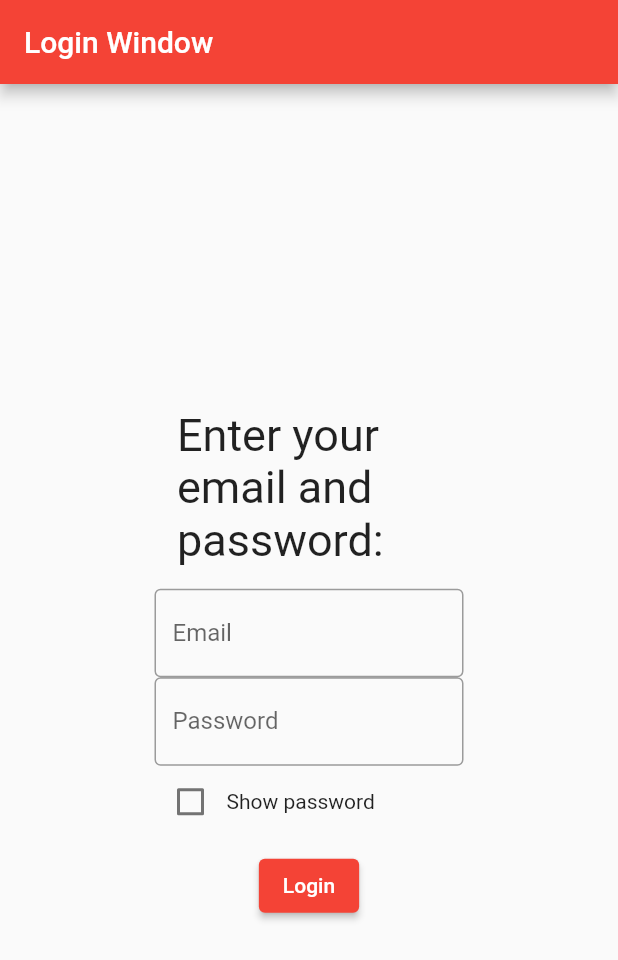
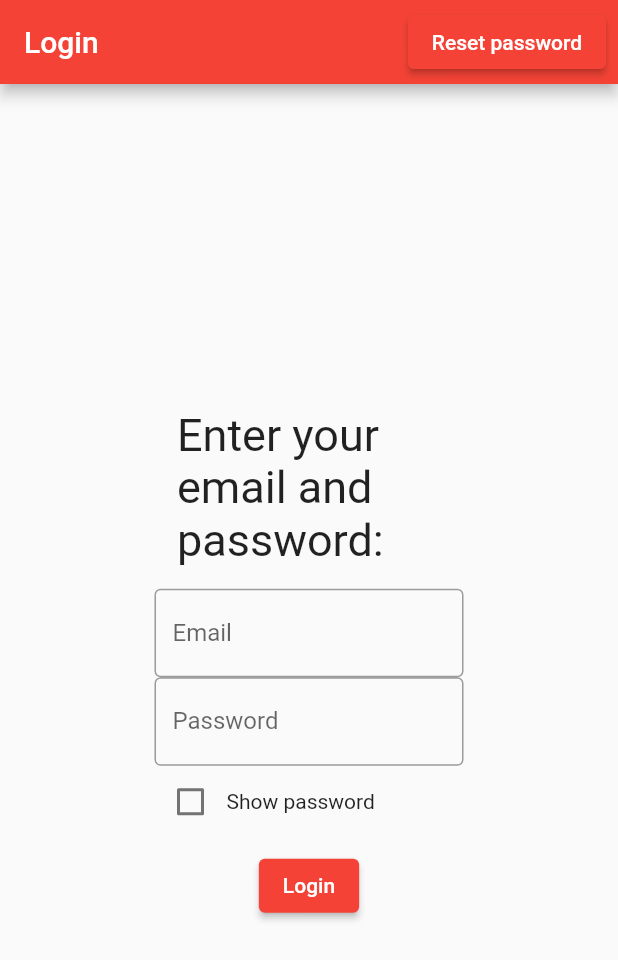
Before and after one commit to jonas-la/csce315_project3_13, a Flutter app: the screen it shows after launch, on a phone screen of 412 x 824 dp. Shown: the top 960 px of the screen. Run offline on Flutter 3.47's test engine with Material 2 defaults, Android fonts, the phone set to English and light mode, and no system bars; our stand-ins replace cloud_functions, firebase_auth, firebase_core; accounts and stored records are empty.

Commit message:
Completed Password reset GUI and functionality

```diff
--- a/lib/GUI/Pages/Login/Win_Login.dart
+++ b/lib/GUI/Pages/Login/Win_Login.dart
@@ -1,3 +1,4 @@
+import 'package:csce315_project3_13/GUI/Pages/Login/Win_Reset_Password.dart';
 import 'package:csce315_project3_13/GUI/Pages/Test%20Pages/Win_Functions_Test_Page.dart';
 import 'package:csce315_project3_13/Services/login_helper.dart';
 import 'package:flutter/material.dart';
@@ -13,7 +14,7 @@
 
 class _Win_LoginState extends State<Win_Login> {
 
-  String _page_name = "Login Window";
+  String _page_name = "Login";
   bool _show_password = false;
 
   late TextEditingController _username_controller;
@@ -54,6 +55,18 @@
     return Scaffold(
       appBar: AppBar(
         title: Text(_page_name),
+        actions: [
+          Row(
+            children: [
+              Padding(
+                padding: const EdgeInsets.all(8.0),
+                child: ElevatedButton(onPressed: (){
+                  Navigator.pushReplacementNamed(context, Win_Reset_Password.route);
+                }, child: const Text("Reset password")),
+              ),
+            ],
+          ),
+        ],
       ),
       body: Center(
         child: Container(
--- a/lib/main.dart
+++ b/lib/main.dart
@@ -1,4 +1,5 @@
 import 'package:csce315_project3_13/Constants/constants.dart';
+import 'package:csce315_project3_13/GUI/Pages/Login/Win_Reset_Password.dart';
 import 'package:csce315_project3_13/GUI/Pages/Test%20Pages/Win_Functions_Test_Page.dart';
 import 'package:csce315_project3_13/GUI/Pages/Win_Manager_View.dart';
 import 'package:flutter/material.dart';
@@ -24,6 +25,7 @@
       ),
       routes:  <String, WidgetBuilder>{
         Win_Login.route: (BuildContext context) => Win_Login(),
+        Win_Reset_Password.route: (BuildContext context) => Win_Reset_Password(),
         Win_Manager_View.route: (BuildContext context) => Win_Manager_View(),
         Win_Functions_Test_Page.route: (BuildContext context) => Win_Functions_Test_Page(),
       },
```
Also changed, not shown: lib/GUI/Pages/Login/Win_Reset_Password.dart (+93 -2 lines), lib/Services/login_helper.dart (+38 -0 lines).
